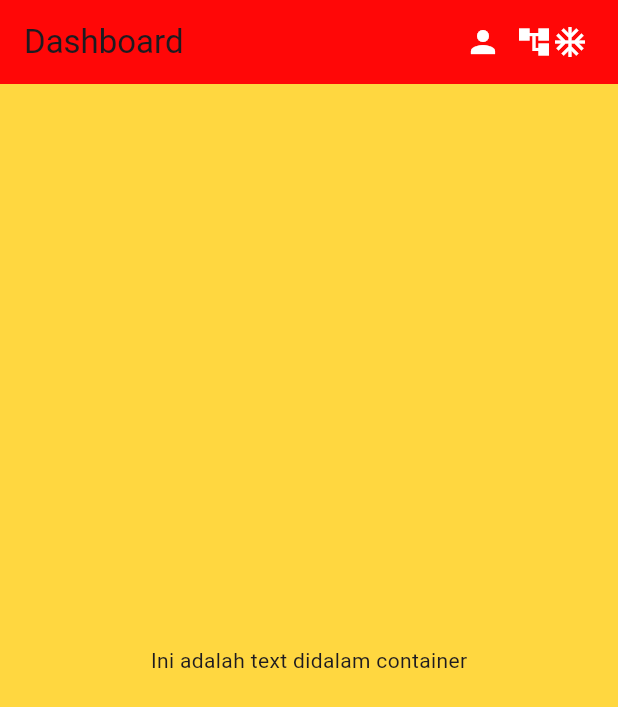
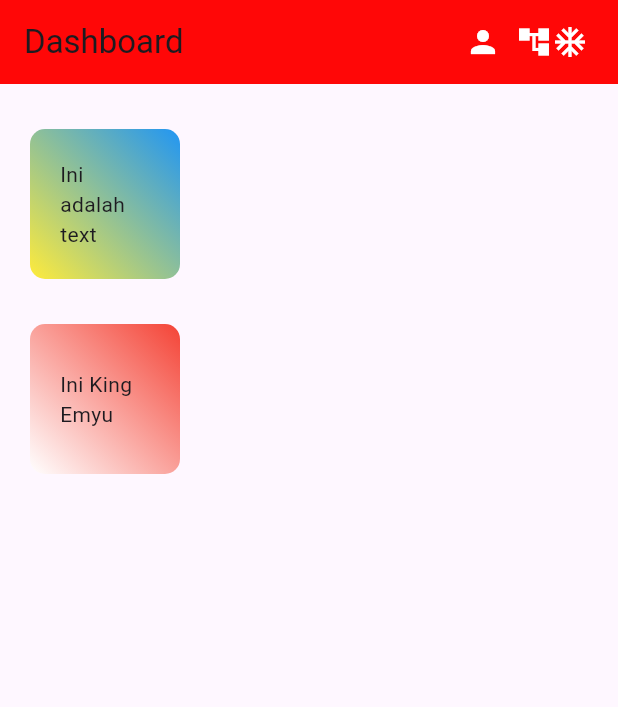
Before and after one commit to IlhamMaulana13/Week5-1123150141, a Flutter app: the screen it shows after launch, on a phone screen of 412 x 824 dp. Shown: the top 707 px of the screen. Run offline on Flutter 3.47's test engine with Material 3 defaults, Android fonts, the phone set to English and light mode, and no system bars.

Commit message:
menambah 2 container dan gradiasi warna

```diff
--- a/lib/main.dart
+++ b/lib/main.dart
@@ -34,12 +34,55 @@ class MyHome extends StatelessWidget {
           SizedBox(width: 20),
         ],
       ),
-      body: Container(color: Colors.amberAccent,
-      width: double.infinity,
-      height: double.infinity,
+
+      body: Column(
+        crossAxisAlignment: CrossAxisAlignment.start,
+        children: [
+        Container(
+      width: 100,
+      height: 100,
       alignment: Alignment.center,
+      margin: EdgeInsets.only(top: 30, left: 20),
+      padding: EdgeInsets.all(20),
+      decoration: BoxDecoration(
+        gradient: LinearGradient(
+          begin: Alignment.topRight,
+          end: Alignment.bottomLeft,
+          colors: [Colors.blue, Colors.yellow]
+        ),
+
+        borderRadius: BorderRadius.circular(10.0),
+
+      ),
       child: Text("Ini adalah text didalam container"),
+
+
       ),
+      Container(
+      width: 100,
+      height: 100,
+      alignment: Alignment.center,
+      margin: EdgeInsets.only(top: 30, left: 20),
+      padding: EdgeInsets.all(20),
+      decoration: BoxDecoration(
+        gradient: LinearGradient(
+          begin: Alignment.topRight,
+          end: Alignment.bottomLeft,
+          colors: [Colors.red, Colors.white]
+        ),
+
+        borderRadius: BorderRadius.circular(10.0),
+
+      ),
+      child: Text("Ini King Emyu"),
+
+
+      ),
+      ],
+      ),
+
+
+
     );
   }
 }
```
